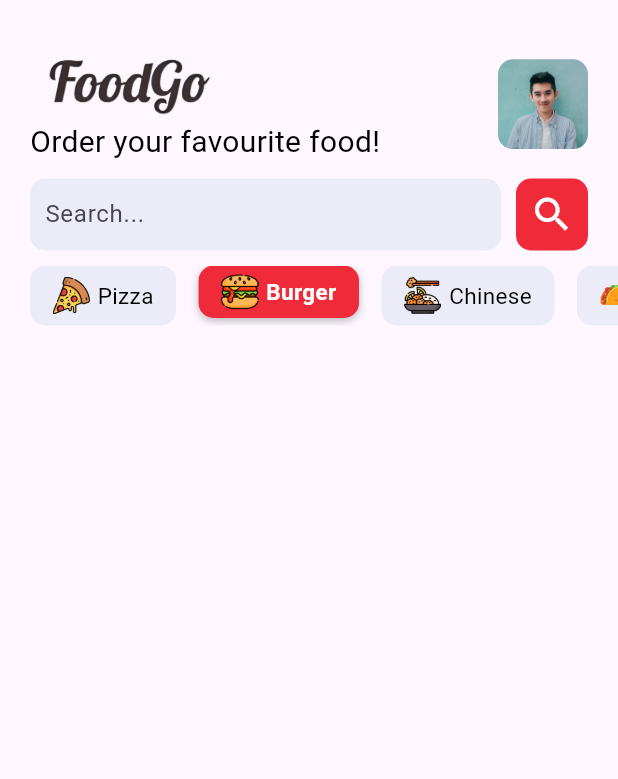
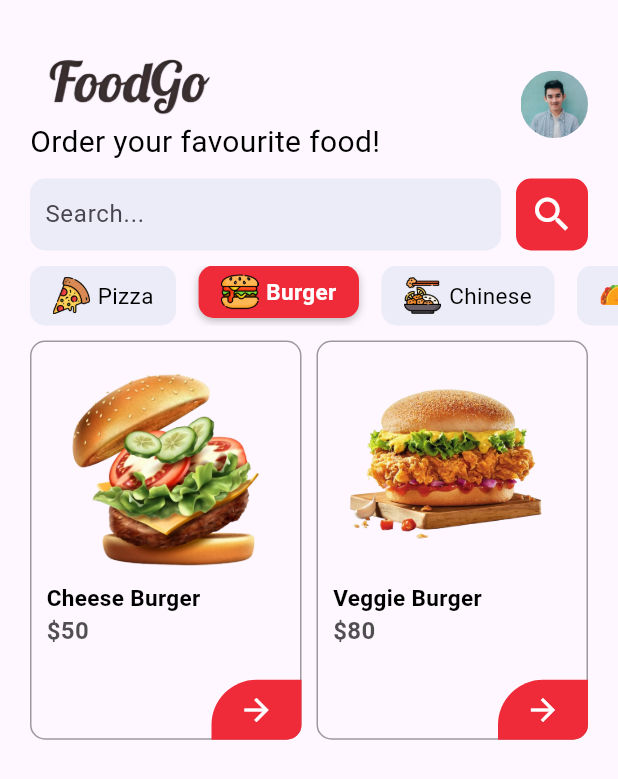
Before and after one commit to DestaAri1/e-commerce_mobile, a Flutter app: the screen it shows after launch, after a tap on "Burger", on a phone screen of 412 x 824 dp. Shown: the top 779 px of the screen. Run offline on Flutter 3.47's test engine with Material 3 defaults, Android fonts, the phone set to English and light mode, and no system bars.

Commit message:
burger model and view

```diff
--- /dev/null
+++ b/lib/component/food_tile.dart
@@ -0,0 +1,72 @@
+import 'package:flutter/material.dart';
+import 'package:marketplace/services/widget_support.dart';
+
+class FoodTile extends StatelessWidget {
+  final String name;
+  final String image;
+  final String price;
+  const FoodTile({
+    super.key,
+    required this.name,
+    required this.image,
+    required this.price,
+  });
+
+  @override
+  Widget build(BuildContext context) {
+    return Stack(
+      clipBehavior: Clip.none,
+      children: [
+        Container(
+          padding: const EdgeInsets.only(
+            left: 10,
+            top: 10,
+            bottom: 10,
+            right: 10,
+          ),
+          decoration: BoxDecoration(
+            border: Border.all(color: Colors.black38),
+            borderRadius: BorderRadius.circular(10),
+          ),
+          child: Column(
+            crossAxisAlignment: CrossAxisAlignment.start,
+            children: [
+              Center(
+                child: Image.asset(
+                  image,
+                  height: 150,
+                  width: 150,
+                  fit: BoxFit.contain,
+                ),
+              ),
+              Text(name, style: AppWidget.boldTextFieldStyle(Colors.black, 15)),
+              Text(
+                "\$$price",
+                style: AppWidget.boldTextFieldStyle(
+                  Color.fromARGB(174, 0, 0, 0),
+                  16,
+                ),
+              ), // beri ruang untuk icon
+            ],
+          ),
+        ),
+        Positioned(
+          bottom: 0,
+          right: 0,
+          child: Container(
+            height: 40,
+            width: 60,
+            decoration: const BoxDecoration(
+              color: Color(0xffef2b39),
+              borderRadius: BorderRadius.only(
+                topLeft: Radius.circular(30),
+                bottomRight: Radius.circular(10),
+              ),
+            ),
+            child: const Icon(Icons.arrow_forward, color: Colors.white),
+          ),
+        ),
+      ],
+    );
+  }
+}
--- /dev/null
+++ b/lib/model/burger_model.dart
@@ -0,0 +1,7 @@
+class BurgerModel {
+  String? name;
+  String? image;
+  String? price;
+
+  BurgerModel({this.name, this.image, this.price});
+}
--- /dev/null
+++ b/lib/model/pizza_model.dart
@@ -0,0 +1,7 @@
+class PizzaModel {
+  String? name;
+  String? image;
+  String? price;
+
+  PizzaModel({this.name, this.image, this.price});
+}
--- a/lib/pages/home.dart
+++ b/lib/pages/home.dart
@@ -1,7 +1,12 @@
 import 'package:flutter/material.dart';
 import 'package:marketplace/component/category_tile.dart';
-import 'package:marketplace/model/category_data.dart';
+import 'package:marketplace/component/food_tile.dart';
+import 'package:marketplace/model/burger_model.dart';
+import 'package:marketplace/model/pizza_model.dart';
+import 'package:marketplace/services/burger_data.dart';
+import 'package:marketplace/services/category_data.dart';
 import 'package:marketplace/model/category_model.dart';
+import 'package:marketplace/services/pizza_data.dart';
 import 'package:marketplace/services/widget_support.dart';
 
 class Home extends StatefulWidget {
@@ -13,11 +18,15 @@ class Home extends StatefulWidget {
 
 class _HomeState extends State<Home> {
   List<CategoryModel> categories = [];
+  List<PizzaModel> pizza = [];
+  List<BurgerModel> burger = [];
   String track = "0";
 
   @override
   void initState() {
     categories = getCategories();
+    pizza = getPizza();
+    burger = getBurger();
     super.initState();
   }
 
@@ -35,25 +44,41 @@ class _HomeState extends State<Home> {
             SizedBox(height: 10),
             _searchBar(),
             SizedBox(height: 10),
-            SizedBox(
-              height: 40,
-              child: ListView.builder(
-                itemBuilder: (context, index) {
-                  return CategoryTile(
-                    name: categories[index].name!,
-                    image: categories[index].image!,
-                    categoryIndex: index.toString(),
-                    selectedIndex: track,
-                    onTap: () {
-                      setState(() {
-                        track = index.toString();
-                      });
-                    },
-                  );
-                },
-                shrinkWrap: true,
-                itemCount: categories.length,
-                scrollDirection: Axis.horizontal,
+            _categoryList(),
+            SizedBox(height: 10),
+            Expanded(
+              child: Container(
+                margin: EdgeInsets.only(right: 20),
+                child: GridView.builder(
+                  padding: EdgeInsets.zero,
+                  gridDelegate: SliverGridDelegateWithFixedCrossAxisCount(
+                    crossAxisCount: 2,
+                    childAspectRatio: 0.68,
+                    mainAxisSpacing: 10,
+                    crossAxisSpacing: 10,
+                  ),
+                  itemCount: track == "0"
+                      ? pizza.length
+                      : track == "1"
+                      ? burger.length
+                      : null,
+                  itemBuilder: (context, index) {
+                    print(track);
+                    return track == "0"
+                        ? FoodTile(
+                            name: pizza[index].name!,
+                            image: pizza[index].image!,
+                            price: pizza[index].price!,
+                          )
+                        : track == "1"
+                        ? FoodTile(
+                            name: burger[index].name!,
+                            image: burger[index].image!,
+                            price: burger[index].price!,
+                          )
+                        : Container();
+                  },
+                ),
               ),
             ),
           ],
@@ -84,11 +109,11 @@ class _HomeState extends State<Home> {
     return Padding(
       padding: const EdgeInsets.only(right: 20),
       child: ClipRRect(
-        borderRadius: BorderRadius.circular(10),
+        borderRadius: BorderRadius.circular(30),
         child: Image.asset(
           "assets/images/boy.jpg",
-          height: 60,
-          width: 60,
+          height: 45,
+          width: 45,
           fit: BoxFit.cover,
         ),
       ),
@@ -127,4 +152,28 @@ class _HomeState extends State<Home> {
       ],
     );
   }
+
+  Widget _categoryList() {
+    return SizedBox(
+      height: 40,
+      child: ListView.builder(
+        itemBuilder: (context, index) {
+          return CategoryTile(
+            name: categories[index].name!,
+            image: categories[index].image!,
+            categoryIndex: index.toString(),
+            selectedIndex: track,
+            onTap: () {
+              setState(() {
+                track = index.toString();
+              });
+            },
+          );
+        },
+        shrinkWrap: true,
+        itemCount: categories.length,
+        scrollDirection: Axis.horizontal,
+      ),
+    );
+  }
 }
--- /dev/null
+++ b/lib/services/burger_data.dart
@@ -0,0 +1,16 @@
+import 'package:marketplace/model/burger_model.dart';
+
+List<BurgerModel> getBurger() {
+  return [
+    BurgerModel(
+      image: "assets/images/burger1.png",
+      name: "Cheese Burger",
+      price: "50",
+    ),
+    BurgerModel(
+      image: "assets/images/burger2.png",
+      name: "Veggie Burger",
+      price: "80",
+    ),
+  ];
+}
--- /dev/null
+++ b/lib/services/pizza_data.dart
@@ -0,0 +1,26 @@
+import 'package:marketplace/model/pizza_model.dart';
+
+List<PizzaModel> getPizza() {
+  return [
+    PizzaModel(
+      image: "assets/images/pizza1.png",
+      name: "Cheese Pizza",
+      price: "50",
+    ),
+    PizzaModel(
+      image: "assets/images/pizza2.png",
+      name: "Margherita Pizza",
+      price: "80",
+    ),
+    PizzaModel(
+      image: "assets/images/pizza1.png",
+      name: "Cheese Pizza",
+      price: "50",
+    ),
+    PizzaModel(
+      image: "assets/images/pizza2.png",
+      name: "Margherita Pizza",
+      price: "80",
+    ),
+  ];
+}
--- a/lib/services/widget_support.dart
+++ b/lib/services/widget_support.dart
@@ -20,4 +20,12 @@ class AppWidget {
       fontWeight: FontWeight.bold,
     );
   }
+
+  static TextStyle boldTextFieldStyle(Color color, double fontSize) {
+    return TextStyle(
+      color: color,
+      fontSize: fontSize,
+      fontWeight: FontWeight.bold,
+    );
+  }
 }
```
Also changed, not shown: lib/services/category_data.dart (renamed from lib/model/category_data.dart).
